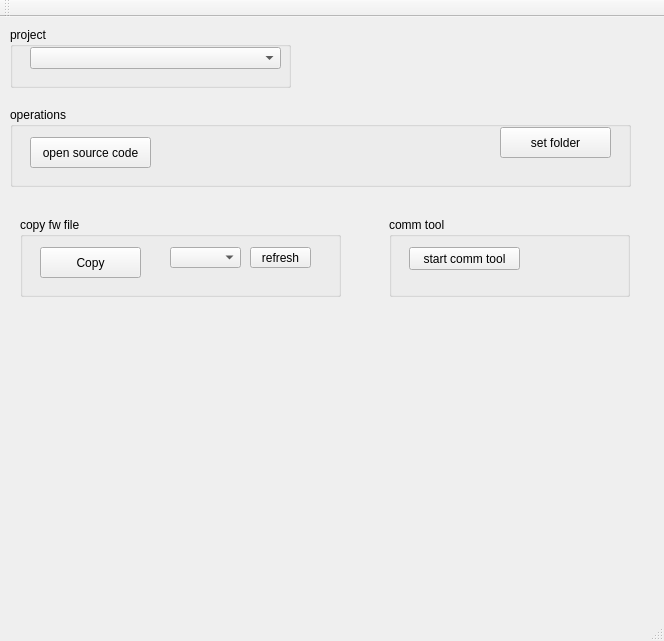
Above: qf_pc_assistant/mainwindow.ui from qingfengforum/qf_pc_assistant before the change. Below: the same form after it.
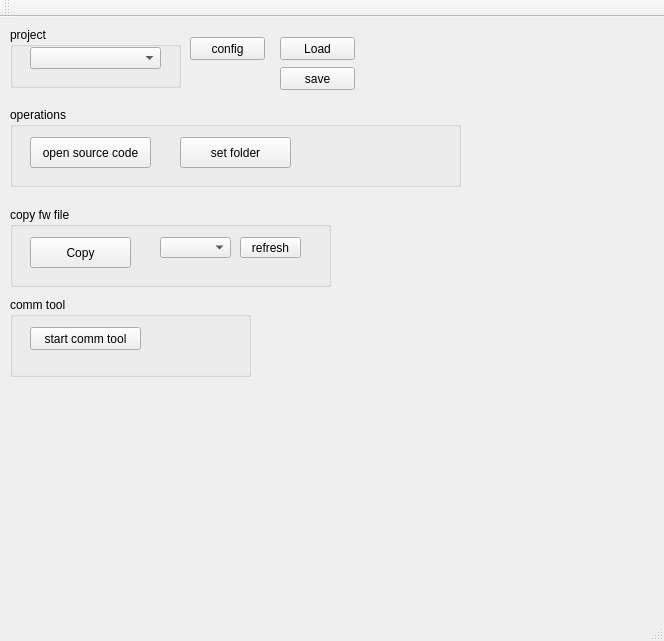
That is the form after the change.

Patch:
```diff
--- a/qf_pc_assistant/mainwindow.ui
+++ b/qf_pc_assistant/mainwindow.ui
@@ -19,7 +19,7 @@
      <rect>
       <x>10</x>
       <y>10</y>
-      <width>281</width>
+      <width>171</width>
       <height>61</height>
      </rect>
     </property>
@@ -31,7 +31,7 @@
       <rect>
        <x>20</x>
        <y>20</y>
-       <width>251</width>
+       <width>131</width>
        <height>22</height>
       </rect>
      </property>
@@ -42,7 +42,7 @@
      <rect>
       <x>10</x>
       <y>90</y>
-      <width>621</width>
+      <width>451</width>
       <height>80</height>
      </rect>
     </property>
@@ -65,8 +65,8 @@
     <widget class="QPushButton" name="pushButton_setFolder">
      <property name="geometry">
       <rect>
-       <x>490</x>
-       <y>20</y>
+       <x>170</x>
+       <y>30</y>
        <width>111</width>
        <height>31</height>
       </rect>
@@ -79,8 +79,8 @@
    <widget class="QGroupBox" name="groupBox_3">
     <property name="geometry">
      <rect>
-      <x>20</x>
-      <y>200</y>
+      <x>10</x>
+      <y>190</y>
       <width>321</width>
       <height>80</height>
      </rect>
@@ -128,8 +128,8 @@
    <widget class="QGroupBox" name="groupBox_4">
     <property name="geometry">
      <rect>
-      <x>389</x>
-      <y>200</y>
+      <x>10</x>
+      <y>280</y>
       <width>241</width>
       <height>80</height>
      </rect>
@@ -151,6 +151,45 @@
      </property>
     </widget>
    </widget>
+   <widget class="QPushButton" name="pushButton_config">
+    <property name="geometry">
+     <rect>
+      <x>190</x>
+      <y>20</y>
+      <width>75</width>
+      <height>23</height>
+     </rect>
+    </property>
+    <property name="text">
+     <string>config</string>
+    </property>
+   </widget>
+   <widget class="QPushButton" name="pushButton_configSave">
+    <property name="geometry">
+     <rect>
+      <x>280</x>
+      <y>50</y>
+      <width>75</width>
+      <height>23</height>
+     </rect>
+    </property>
+    <property name="text">
+     <string>save</string>
+    </property>
+   </widget>
+   <widget class="QPushButton" name="pushButton_configLoad">
+    <property name="geometry">
+     <rect>
+      <x>280</x>
+      <y>20</y>
+      <width>75</width>
+      <height>23</height>
+     </rect>
+    </property>
+    <property name="text">
+     <string>Load</string>
+    </property>
+   </widget>
   </widget>
   <widget class="QMenuBar" name="menuBar">
    <property name="geometry">
```
